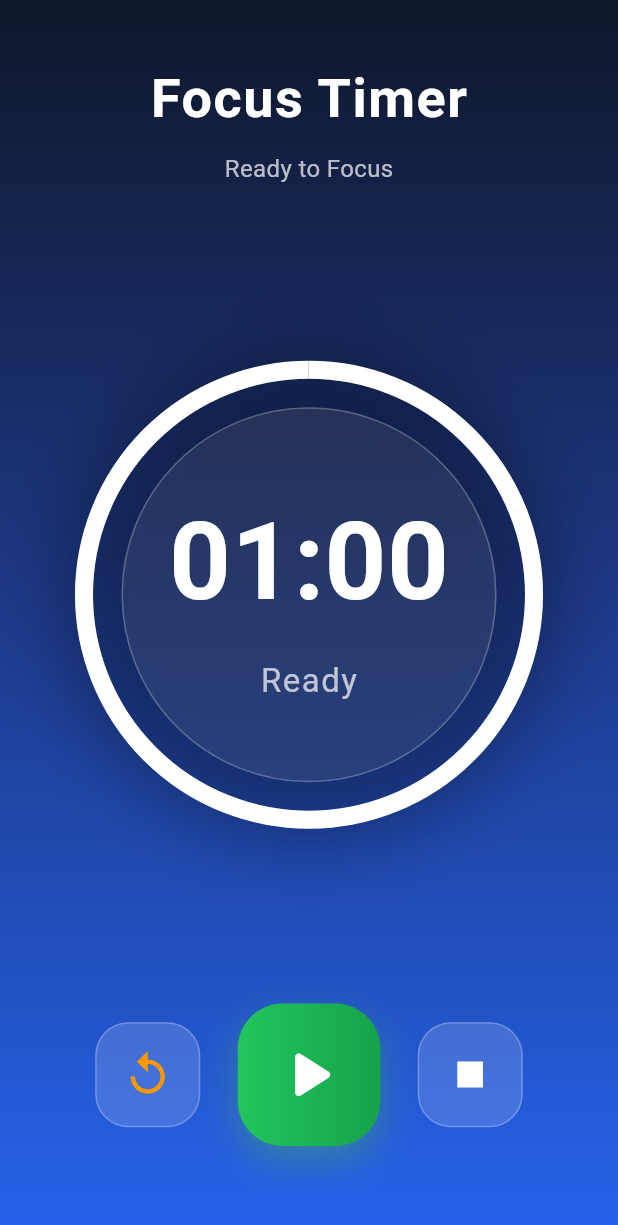
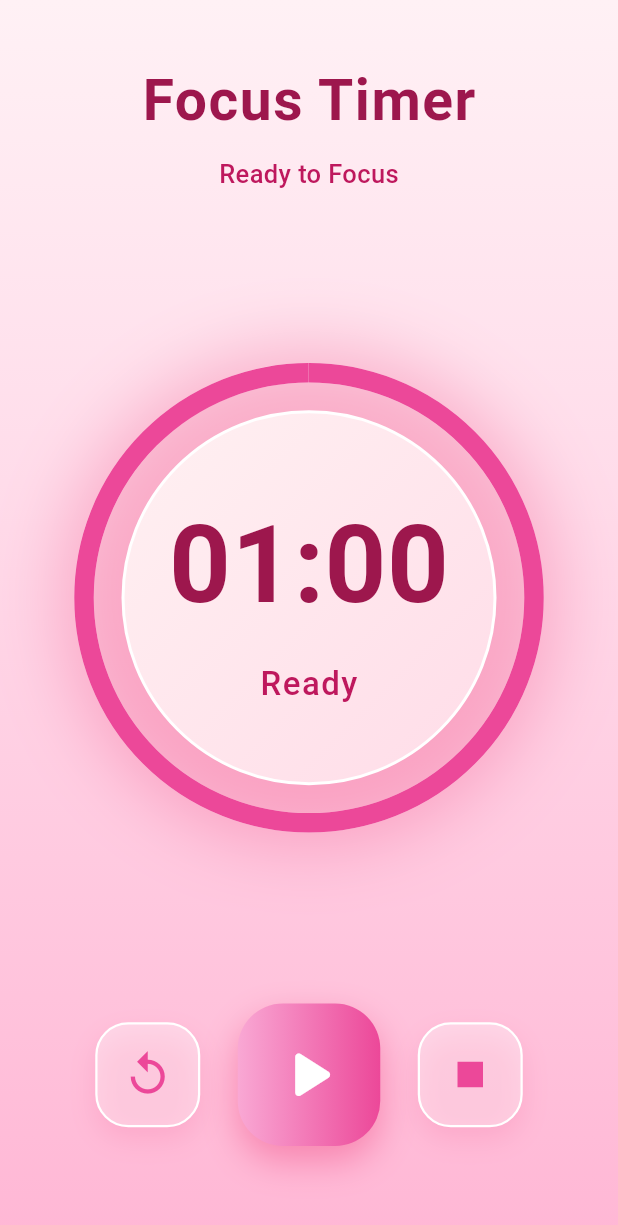
Before and after one commit to berliyana14/flutter_time, a Flutter app: the screen it shows after launch, on a phone screen of 412 x 824 dp. Shown: the top 1225 px of the screen. Run offline on Flutter 3.47's test engine with Material 3 defaults, Android fonts, the phone set to English and light mode, and no system bars; our stand-ins replace bloc, equatable, flutter_bloc.

Commit message:
up_anishadewi

```diff
--- a/lib/main.dart
+++ b/lib/main.dart
@@ -96,17 +96,20 @@ class _TimerPageState extends State<TimerPage> {
     return Scaffold(
       body: Container(
         width: double.infinity,
+
+        /// SOFT PINK BACKGROUND
         decoration: const BoxDecoration(
           gradient: LinearGradient(
             begin: Alignment.topCenter,
             end: Alignment.bottomCenter,
             colors: [
-              Color(0xff0f172a),
-              Color(0xff1e3a8a),
-              Color(0xff2563eb),
+              Color(0xfffff1f5),
+              Color(0xffffd6e7),
+              Color(0xffffb7d5),
             ],
           ),
         ),
+
         child: SafeArea(
           child: Column(
             children: [
@@ -116,8 +119,8 @@ class _TimerPageState extends State<TimerPage> {
               const Text(
                 'Focus Timer',
                 style: TextStyle(
-                  color: Colors.white,
-                  fontSize: 36,
+                  color: Color(0xff9d174d),
+                  fontSize: 38,
                   fontWeight: FontWeight.bold,
                   letterSpacing: 1,
                 ),
@@ -131,22 +134,23 @@ class _TimerPageState extends State<TimerPage> {
                     : duration == 0
                         ? 'Completed'
                         : 'Ready to Focus',
-                style: TextStyle(
-                  color: Colors.white70,
-                  fontSize: 16,
+                style: const TextStyle(
+                  color: Color(0xffbe185d),
+                  fontSize: 17,
+                  fontWeight: FontWeight.w500,
                 ),
               ),
 
               const Spacer(),
 
-              /// MODERN TIMER
+              /// TIMER
               SizedBox(
                 width: 320,
                 height: 320,
                 child: Stack(
                   alignment: Alignment.center,
                   children: [
-                    /// OUTER SHADOW
+                    /// SHADOW
                     Container(
                       width: 320,
                       height: 320,
@@ -154,7 +158,7 @@ class _TimerPageState extends State<TimerPage> {
                         shape: BoxShape.circle,
                         boxShadow: [
                           BoxShadow(
-                            color: Colors.black.withOpacity(0.3),
+                            color: Colors.pink.withOpacity(0.25),
                             blurRadius: 40,
                             spreadRadius: 5,
                           ),
@@ -168,11 +172,11 @@ class _TimerPageState extends State<TimerPage> {
                       height: 300,
                       child: CircularProgressIndicator(
                         value: progress,
-                        strokeWidth: 12,
-                        backgroundColor: Colors.white24,
+                        strokeWidth: 13,
+                        backgroundColor: Colors.white70,
                         valueColor:
                             const AlwaysStoppedAnimation<Color>(
-                          Colors.white,
+                          Color(0xffec4899),
                         ),
                       ),
                     ),
@@ -183,21 +187,29 @@ class _TimerPageState extends State<TimerPage> {
                       height: 250,
                       decoration: BoxDecoration(
                         shape: BoxShape.circle,
-                        color: Colors.white.withOpacity(0.08),
+                        gradient: const LinearGradient(
+                          begin: Alignment.topLeft,
+                          end: Alignment.bottomRight,
+                          colors: [
+                            Color(0xfffff1f2),
+                            Color(0xffffdce8),
+                          ],
+                        ),
                         border: Border.all(
-                          color: Colors.white24,
+                          color: Colors.white,
+                          width: 2,
                         ),
                       ),
                     ),
 
-                    /// TEXT
+                    /// TIMER TEXT
                     Column(
                       mainAxisAlignment: MainAxisAlignment.center,
                       children: [
                         Text(
                           formatTime(duration),
                           style: const TextStyle(
-                            color: Colors.white,
+                            color: Color(0xff9d174d),
                             fontSize: 72,
                             fontWeight: FontWeight.bold,
                           ),
@@ -212,9 +224,10 @@ class _TimerPageState extends State<TimerPage> {
                                   ? 'Done'
                                   : 'Ready',
                           style: const TextStyle(
-                            color: Colors.white70,
+                            color: Color(0xffbe185d),
                             fontSize: 22,
                             letterSpacing: 1,
+                            fontWeight: FontWeight.w500,
                           ),
                         ),
                       ],
@@ -231,13 +244,13 @@ class _TimerPageState extends State<TimerPage> {
                 children: [
                   buildSmallButton(
                     icon: Icons.replay,
-                    color: Colors.orange,
+                    color: const Color(0xffec4899),
                     onTap: resetTimer,
                   ),
 
                   const SizedBox(width: 25),
 
-                  /// PLAY / PAUSE BUTTON
+                  /// PLAY / PAUSE
                   GestureDetector(
                     onTap: () {
                       if (isRunning) {
@@ -253,20 +266,18 @@ class _TimerPageState extends State<TimerPage> {
                         gradient: LinearGradient(
                           colors: isRunning
                               ? [
-                                  Colors.redAccent,
-                                  Colors.red,
+                                  const Color(0xfffb7185),
+                                  const Color(0xfff43f5e),
                                 ]
                               : [
-                                  const Color(0xff22c55e),
-                                  const Color(0xff16a34a),
+                                  const Color(0xfff9a8d4),
+                                  const Color(0xffec4899),
                                 ],
                         ),
                         borderRadius: BorderRadius.circular(30),
                         boxShadow: [
                           BoxShadow(
-                            color: isRunning
-                                ? Colors.red.withOpacity(0.4)
-                                : Colors.green.withOpacity(0.4),
+                            color: Colors.pink.withOpacity(0.35),
                             blurRadius: 20,
                             offset: const Offset(0, 10),
                           ),
@@ -286,7 +297,7 @@ class _TimerPageState extends State<TimerPage> {
 
                   buildSmallButton(
                     icon: Icons.stop,
-                    color: Colors.white,
+                    color: const Color(0xffec4899),
                     onTap: pauseTimer,
                   ),
                 ],
@@ -311,11 +322,19 @@ class _TimerPageState extends State<TimerPage> {
         width: 70,
         height: 70,
         decoration: BoxDecoration(
-          color: Colors.white.withOpacity(0.15),
+          color: Colors.white.withOpacity(0.35),
           borderRadius: BorderRadius.circular(22),
           border: Border.all(
-            color: Colors.white24,
+            color: Colors.white,
+            width: 1.5,
           ),
+          boxShadow: [
+            BoxShadow(
+              color: Colors.pink.withOpacity(0.12),
+              blurRadius: 15,
+              offset: const Offset(0, 8),
+            ),
+          ],
         ),
         child: Icon(
           icon,
```
Also changed, not shown: pubspec.lock.
